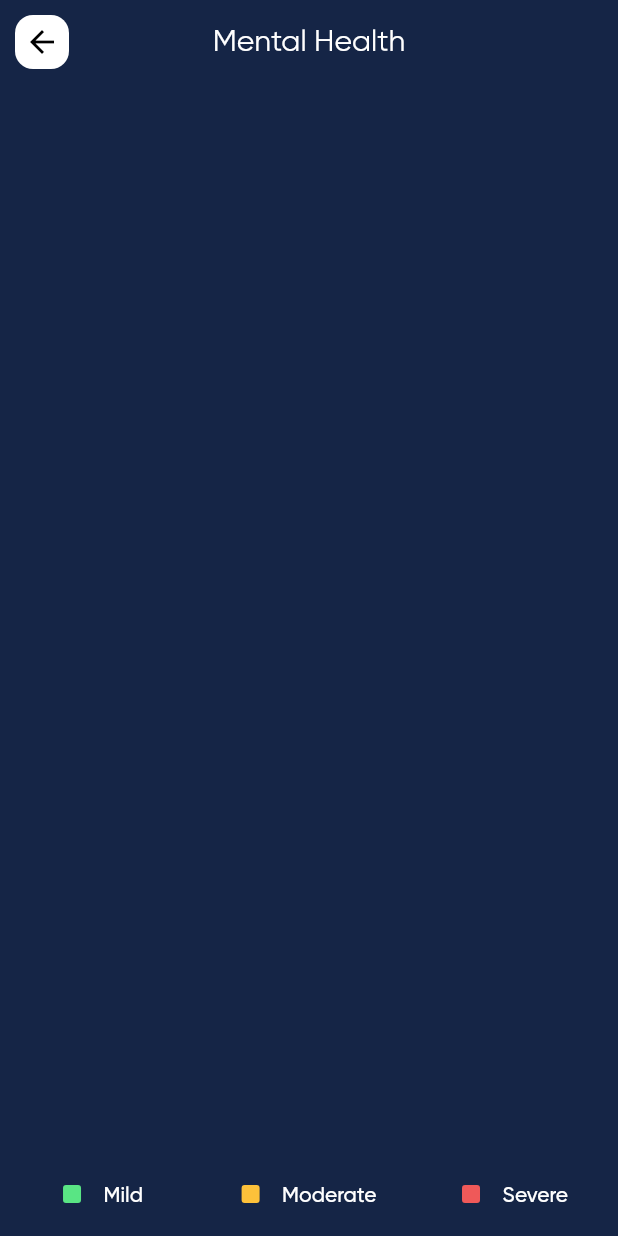
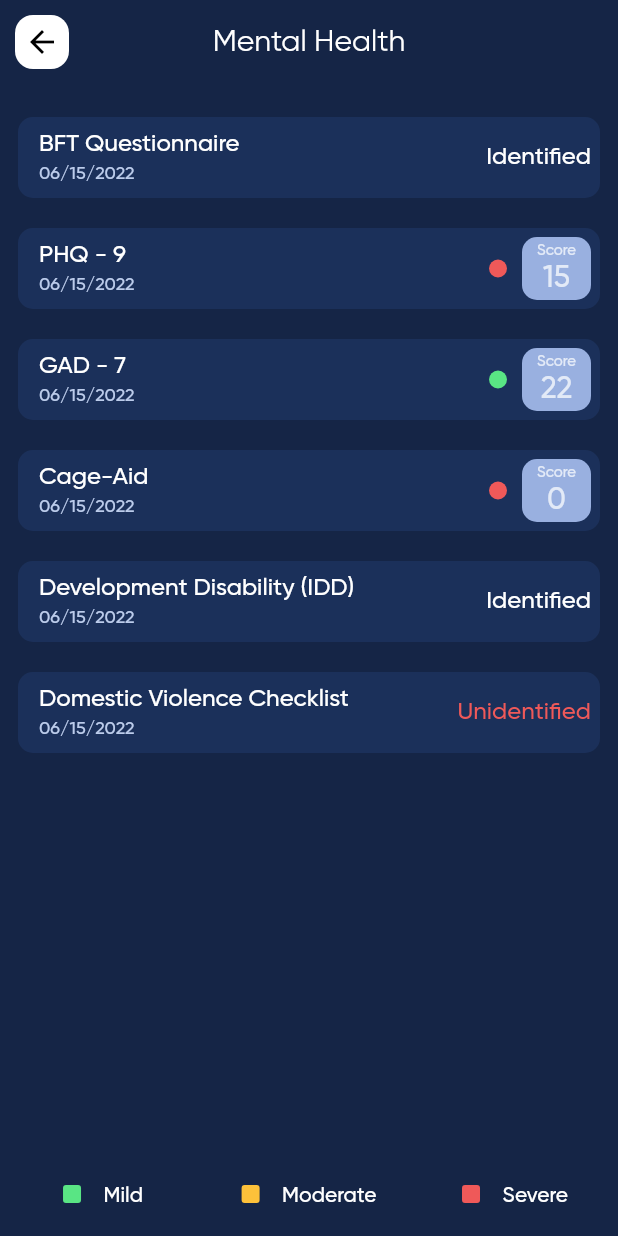
Before and after one commit to nabeel-khanjee/product-list, a Flutter app: the MentalHealthScreen screen opened by its route, on a phone screen of 412 x 824 dp. Run offline on Flutter 3.47's test engine with Material 2 defaults, Android fonts, the phone set to English and light mode, and no system bars; our stand-ins replace bloc, dio, dots_indicator, easy_localization, equatable, flutter_advanced_drawer and 9 more; missing offline and left inert: flutter_material_color_picker; accounts and stored records are empty.

Commit message:
mental health screen completed

```diff
--- a/lib/main.dart
+++ b/lib/main.dart
@@ -5,6 +5,16 @@ FutureOr<void> main() async {
   await initializeInjectedDependencies();
   navigationService = NavigationService();
   await EasyLocalization.ensureInitialized();
+  ErrorWidget.builder = (FlutterErrorDetails details) => Material(
+        color: getThemeColor(navigationService!.navigatorKey.currentContext!),
+        child: SingleChildScrollView(
+          child: Center(
+            child: Text(
+              details.toString(),
+            ),
+          ),
+        ),
+      );
   runApp(
     EasyLocalization(
       supportedLocales: const [
--- a/lib/src/app/app_export.dart
+++ b/lib/src/app/app_export.dart
@@ -5,7 +5,7 @@ export 'package:provider_app/src/pages/demographic/demographic_screen.dart';
 export 'package:provider_app/src/pages/education_and_employment_and_finance/education_and_employment_and_finance_screen.dart';
 export 'package:provider_app/src/pages/food/food_screen.dart';
 export 'package:provider_app/src/pages/mental_health/data_list/indications_list_data.dart';
-
+export 'package:provider_app/src/pages/mental_health/model/mentail_health_model.dart';
 export 'package:provider_app/src/pages/social_health_inner_pages/social_health_inner_pages_screen.dart';
 export 'package:provider_app/src/pages/mental_health/mentail_health_screen.dart';
 export 'package:provider_app/src/pages/personal_safety/personal_safety_screen.dart';
--- a/lib/src/constant/language_constants/english.dart
+++ b/lib/src/constant/language_constants/english.dart
@@ -1,5 +1,15 @@
 class EnglishConstant {
   static Map<String, String> englishLabels = {
+    'identified': 'Identified',
+    'unidentified': 'Unidentified',
+    'score': 'Score',
+    'bFTQuestionnaire': 'BFT Questionnaire',
+    'pHQ9': 'PHQ - 9',
+    'gAD7': 'GAD - 7',
+    'cageAid': 'Cage-Aid',
+    'developmentDisabilityIDD': 'Development Disability (IDD) 		',
+    'domesticViolenceChecklist': 'Domestic Violence Checklist',
+    'mMSE': 'MMSE',
     'severe': 'Severe',
     'iDoNotHaveHousing': 'I do not have housing',
     'iHaveHousingTodayButIAmWorriedAboutLosingHousingInTheFuture':
--- a/lib/src/constant/string_constants.dart
+++ b/lib/src/constant/string_constants.dart
@@ -2,8 +2,26 @@ import 'package:provider_app/src/app/app_export.dart';
 
 class StringConstants {
   static String language = 'ur_PK';
+  static String get identified => _getLang('identified');
+  static String get unidentified => _getLang('unidentified');
+  static String get score => _getLang('score');
+  static String get bFTQuestionnaire => _getLang('bFTQuestionnaire');
 
-  static String get severe=>_getLang('severe') ;
+  static String get pHQ9 => _getLang('pHQ9');
+
+  static String get gAD7 => _getLang('gAD7');
+
+  static String get cageAid => _getLang('cageAid');
+
+  static String get developmentDisabilityIDD =>
+      _getLang('developmentDisabilityIDD');
+
+  static String get domesticViolenceChecklist =>
+      _getLang('domesticViolenceChecklist');
+
+  static String get mMSE => _getLang('mMSE');
+
+  static String get severe => _getLang('severe');
 
   static String get iDoNotHaveHousing => _getLang('iDoNotHaveHousing');
 
--- /dev/null
+++ b/lib/src/pages/mental_health/components/mental_health_list_element_widget.dart
@@ -0,0 +1,100 @@
+import 'package:provider_app/src/app/app_export.dart';
+
+class MentalHealthListElementWidget extends StatelessWidget {
+  const MentalHealthListElementWidget(
+      {super.key, required this.mentalHealthListElement});
+  final MapEntry<int, MentalHealthListData> mentalHealthListElement;
+  @override
+  Widget build(BuildContext context) {
+    return Container(
+        margin: const EdgeInsets.symmetric(vertical: 10),
+        padding: const EdgeInsets.all(6),
+        height: 54,
+        decoration: BoxDecoration(
+            borderRadius: BorderRadius.circular(10),
+            color: darken(getThemeColor(context), 0.3)),
+        child: Row(
+            mainAxisAlignment: MainAxisAlignment.spaceBetween,
+            crossAxisAlignment: CrossAxisAlignment.center,
+            children: [
+              Padding(
+                padding: const EdgeInsets.symmetric(horizontal: 8.0),
+                child: Column(
+                  mainAxisAlignment: MainAxisAlignment.center,
+                  crossAxisAlignment: CrossAxisAlignment.start,
+                  children: [
+                    Text(mentalHealthListElement.value.title,
+                        style: Theme.of(context)
+                            .textTheme
+                            .bodyMedium!
+                            .copyWith(fontFamily: FontConstantc.gilroyMedium)),
+                    const SizedBox(height: 3),
+                    Text(mentalHealthListElement.value.date,
+                        style: Theme.of(context).textTheme.labelSmall!.copyWith(
+                            color: lighten(getThemeColor(context), 0.3),
+                            fontFamily: FontConstantc.gilroyMedium))
+                  ],
+                ),
+              ),
+              if (mentalHealthListElement.value.score != null)
+                Row(
+                  mainAxisAlignment: MainAxisAlignment.center,
+                  crossAxisAlignment: CrossAxisAlignment.center,
+                  children: [
+                    Container(
+                        height: 12,
+                        width: 12,
+                        decoration: BoxDecoration(
+                            borderRadius: BorderRadius.circular(100),
+                            color: mentalHealthListElement.value.color)),
+                    const SizedBox(
+                      width: 10,
+                    ),
+                    Container(
+                      height: 46,
+                      width: 46,
+                      decoration: BoxDecoration(
+                          borderRadius: BorderRadius.circular(10),
+                          color: lighten(getThemeColor(context), 0.21)),
+                      child: Column(
+                        crossAxisAlignment: CrossAxisAlignment.center,
+                        mainAxisAlignment: MainAxisAlignment.center,
+                        children: [
+                          Text(
+                            StringConstants.score,
+                            style: Theme.of(context)
+                                .textTheme
+                                .titleMedium!
+                                .copyWith(
+                                    fontFamily: FontConstantc.gilroyMedium,
+                                    color:
+                                        lighten(getThemeColor(context), 0.4)),
+                          ),
+                          Text(
+                              style: Theme.of(context)
+                                  .textTheme
+                                  .titleLarge!
+                                  .copyWith(
+                                      fontFamily: FontConstantc.gilroyMedium,
+                                      color:
+                                          lighten(getThemeColor(context), 0.4)),
+                              mentalHealthListElement.value.score.toString())
+                        ],
+                      ),
+                    )
+                  ],
+                ),
+              if (mentalHealthListElement.value.isIdentified != null)
+                Text(
+                  mentalHealthListElement.value.isIdentified!
+                      ? StringConstants.identified
+                      : StringConstants.unidentified,
+                  style: Theme.of(context).textTheme.bodyMedium!.copyWith(
+                      color: mentalHealthListElement.value.isIdentified!
+                          ? ColorConstants.white
+                          : ColorConstants.redIndicatorColor,
+                      fontFamily: FontConstantc.gilroyMedium),
+                )
+            ]));
+  }
+}
--- /dev/null
+++ b/lib/src/pages/mental_health/data_list/mental_health_list_data.dart
@@ -0,0 +1,31 @@
+  import 'package:provider_app/src/app/app_export.dart';
+
+List<MentalHealthListData> mentalHealthListdata = [
+      MentalHealthListData(
+          date: '06/15/2022',
+          title: StringConstants.bFTQuestionnaire,
+          isIdentified: true),
+      MentalHealthListData(
+          date: '06/15/2022',
+          title: StringConstants.pHQ9,
+          score: 15,
+          color: ColorConstants.redIndicatorColor),
+      MentalHealthListData(
+          date: '06/15/2022',
+          title: StringConstants.gAD7,
+          score: 22,
+          color: ColorConstants.greenIndicatorColor),
+      MentalHealthListData(
+          date: '06/15/2022',
+          title: StringConstants.cageAid,
+          score: 00,
+          color: ColorConstants.redIndicatorColor),
+      MentalHealthListData(
+          date: '06/15/2022',
+          title: StringConstants.developmentDisabilityIDD,
+          isIdentified: true),
+      MentalHealthListData(
+          date: '06/15/2022',
+          title: StringConstants.domesticViolenceChecklist,
+          isIdentified: false),
+    ];
--- a/lib/src/pages/mental_health/mentail_health_screen.dart
+++ b/lib/src/pages/mental_health/mentail_health_screen.dart
@@ -1,5 +1,7 @@
 import 'package:provider_app/src/app/app_export.dart';
 import 'package:provider_app/src/pages/mental_health/components/mental_health_indicator_component.dart';
+import 'package:provider_app/src/pages/mental_health/components/mental_health_list_element_widget.dart';
+import 'package:provider_app/src/pages/mental_health/data_list/mental_health_list_data.dart';
 
 class MentalHealthScreen extends StatelessWidget {
   const MentalHealthScreen({super.key});
@@ -19,9 +21,15 @@ class MentalHealthScreen extends StatelessWidget {
                     MentalHealthIndicatorsComponent(element: element))
                 .toList()),
       ),
-      body: Container(
-
-
+      body: Padding(
+        padding: const EdgeInsets.all(12),
+        child: Column(
+            children: mentalHealthListdata
+                .asMap()
+                .entries
+                .map((mentalHealthListElement) => MentalHealthListElementWidget(
+                    mentalHealthListElement: mentalHealthListElement))
+                .toList()),
       ),
       isGradient: false,
       appBar: AppBarcomponent(
--- /dev/null
+++ b/lib/src/pages/mental_health/model/mentail_health_model.dart
@@ -0,0 +1,17 @@
+import 'package:provider_app/src/app/app_export.dart';
+
+class MentalHealthListData {
+  final String title;
+  final String date;
+  final int? score;
+  final bool? isIdentified;
+  final Color? color;
+
+  MentalHealthListData({
+    required this.title,
+    required this.date,
+    this.score,
+    this.isIdentified,
+    this.color,
+  });
+}
```
Also changed, not shown: 1 other file.
